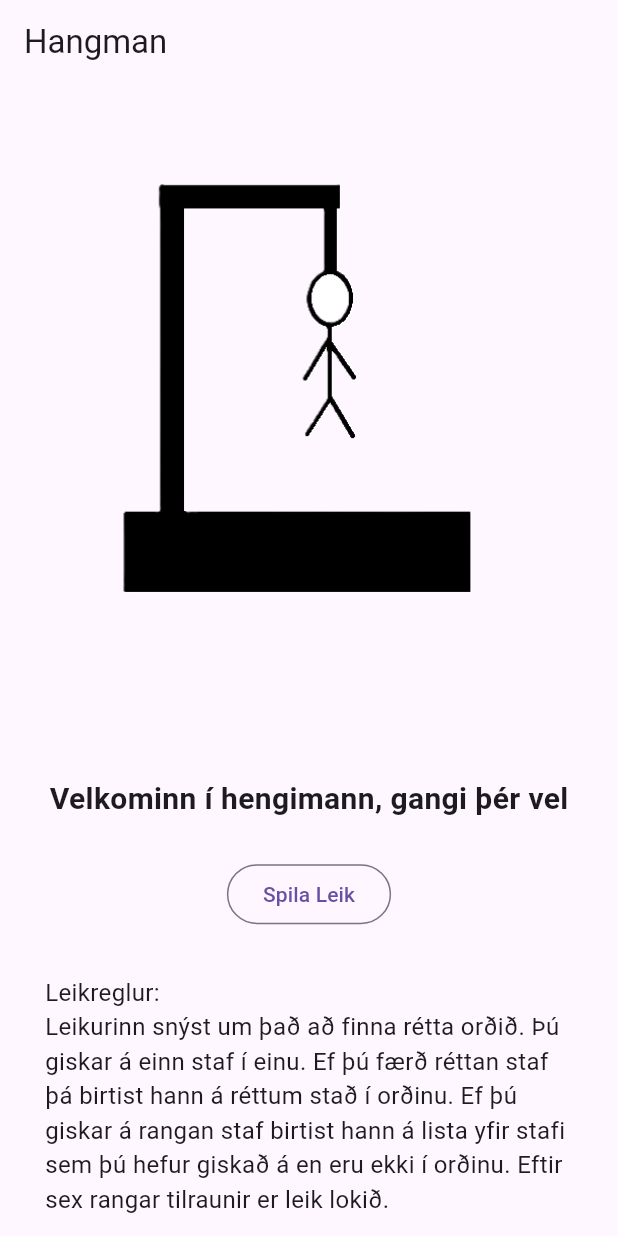
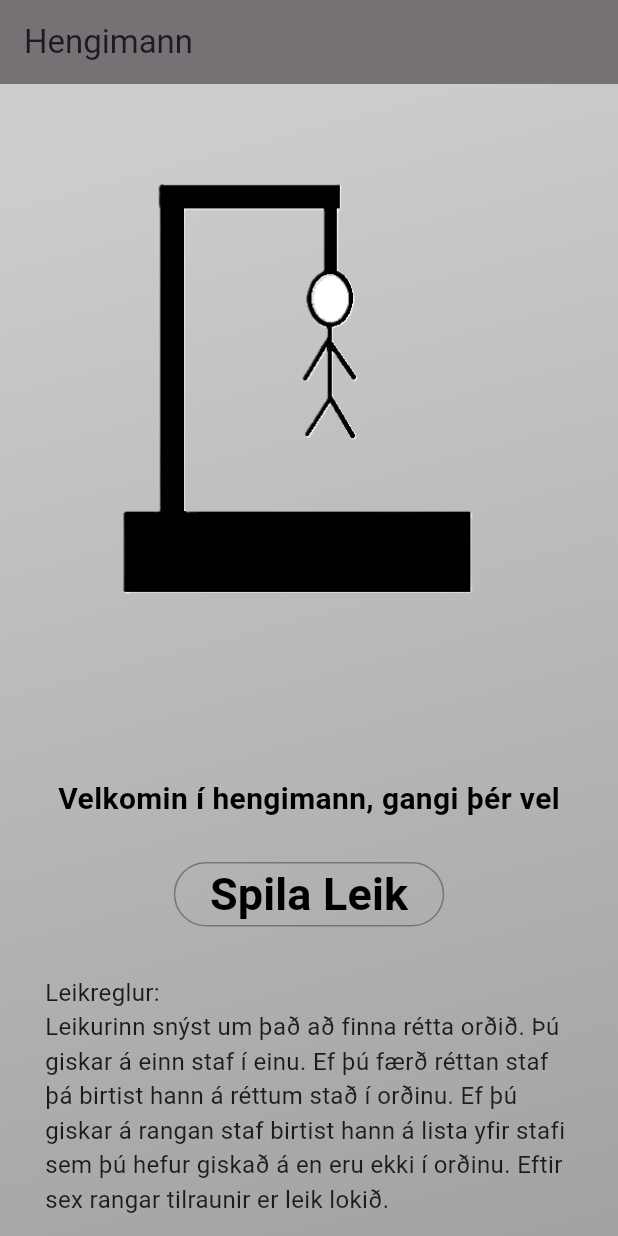
Before and after one commit to Syneta/hangman, a Flutter app: the screen it shows after launch, on a phone screen of 412 x 824 dp. Run offline on Flutter 3.47's test engine with Material 3 defaults, Android fonts, the phone set to English and light mode, and no system bars.

Commit message:
Final version
fixed the bugs and adjusted the style and color.

```diff
--- a/lib/data/words.dart
+++ b/lib/data/words.dart
@@ -1,3 +1,8 @@
+/*
+Here is the list of words that are used
+for the game, you can add to the
+list or remove words.
+*/
 const List<String> wordList = [
   'BAR',
   'RÁÐGÁTA',
--- a/lib/main.dart
+++ b/lib/main.dart
@@ -1,6 +1,4 @@
 import 'package:flutter/material.dart';
-import 'package:hangman/hangman.dart';
-//import 'package:hangman/hangman.dart';
 import 'package:hangman/main_ui.dart';
 
 void main() {
--- a/lib/main_ui.dart
+++ b/lib/main_ui.dart
@@ -1,19 +1,12 @@
-//import 'dart:math';
-
 import 'package:flutter/material.dart';
 import 'package:hangman/hangman.dart';
-//import 'package:hangman/data/words.dart';
-//import 'package:hangman/loss_screen.dart';
-//import 'package:hangman/hangman.dart';
-import 'package:hangman/on_screen_keyboard.dart';
 import 'package:hangman/welcome_screen.dart';
-//import 'package:hangman/win_screen.dart';
 
-const welcomeRoute = '/home';
-const gameRoute = '/game';
-const lossRoute = '/loss';
-const winRoute = '/win';
-
+/*
+The main ui is where we control the screens,
+welcome screen on the load up and after that the game screen
+Here is also where the background is controlled.
+*/
 class MainUi extends StatefulWidget {
   const MainUi({super.key});
 
@@ -40,19 +33,28 @@ class _MainUiState extends State<MainUi> {
       screenWidget = const HangmanGame();
     }
 
-    /*if (activeScreen == 'winner') {
-      screenWidget = WinScreen();
-    }*/
-
     return MaterialApp(
       home: Scaffold(
         appBar: AppBar(
-          title: const Text('Hangman'),
+          title: const Text('Hengimann'),
+          backgroundColor: Colors.black54,
         ),
-        body: Column(
-          children: [
-            screenWidget,
-          ],
+        body: Container(
+          decoration: const BoxDecoration(
+            gradient: LinearGradient(
+              colors: [
+                Color.fromRGBO(205, 205, 205, 1),
+                Color.fromRGBO(163, 162, 163, 1),
+              ],
+              begin: Alignment.topCenter,
+              end: Alignment.bottomRight,
+            ),
+          ),
+          child: Column(
+            children: [
+              screenWidget,
+            ],
+          ),
         ),
       ),
     );
--- a/lib/welcome_screen.dart
+++ b/lib/welcome_screen.dart
@@ -1,9 +1,10 @@
 import 'package:flutter/material.dart';
-import 'package:hangman/main_ui.dart';
-
+/*
+This is the opening screen with a start game button and
+ the rules for the game.
+*/
 class WelcomeScreen extends StatelessWidget {
   const WelcomeScreen({required this.startGame, super.key});
-
   final void Function() startGame;
 
   @override
@@ -17,18 +18,23 @@ class WelcomeScreen extends StatelessWidget {
           ),
           const SizedBox(height: 25),
           const Text(
-            'Velkominn í hengimann, gangi þér vel',
+            'Velkomin í hengimann, gangi þér vel',
             style: TextStyle(
-              fontSize: 20,
-              fontWeight: FontWeight.bold,
-            ),
+                fontSize: 20, fontWeight: FontWeight.bold, color: Colors.black),
           ),
           const SizedBox(height: 25),
           OutlinedButton(
             onPressed: () {
               startGame();
             },
-            child: const Text('Spila Leik'),
+            child: const Text(
+              'Spila Leik',
+              style: TextStyle(
+                fontWeight: FontWeight.bold,
+                fontSize: 30,
+                color: Colors.black,
+              ),
+            ),
           ),
           const Padding(
             padding: EdgeInsets.all(30.0),
--- a/pubspec.yaml
+++ b/pubspec.yaml
@@ -68,7 +68,7 @@ flutter:
     - assets/images/hangman-5.png
     - assets/images/hangman-6.png
     - assets/images/winner.png
-    - assets/images/hangman-gif.gif
+    - assets/images/loser.jpg
 
   # An image asset can refer to one or more resolution-specific "variants", see
   # https://flutter.dev/assets-and-images/#resolution-aware
```
Also changed, not shown: lib/hangman.dart (+80 -28 lines), lib/loss_screen.dart (deleted, +0 -46 lines), lib/on_screen_keyboard.dart (deleted, +0 -139 lines), lib/win_screen.dart (deleted, +0 -40 lines), lib/word_generator.dart (+8 -0 lines), assets/images/loser.jpg (added), lib/picture_progression.dart (deleted), lib/screen_control.dart (deleted).
